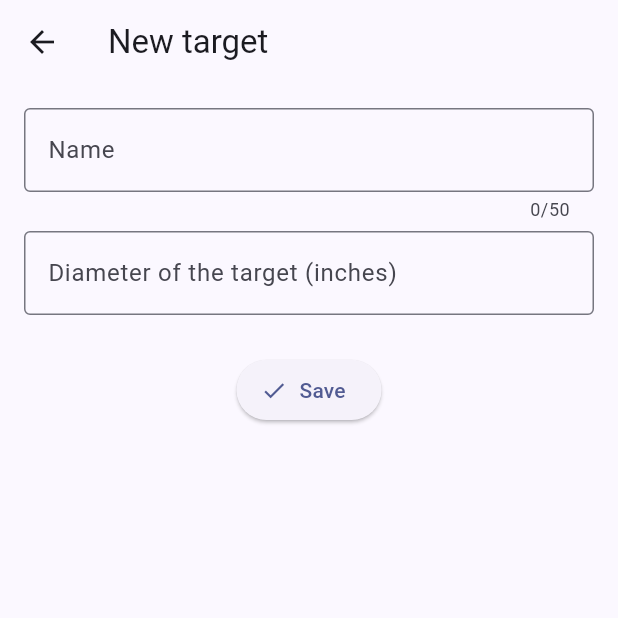
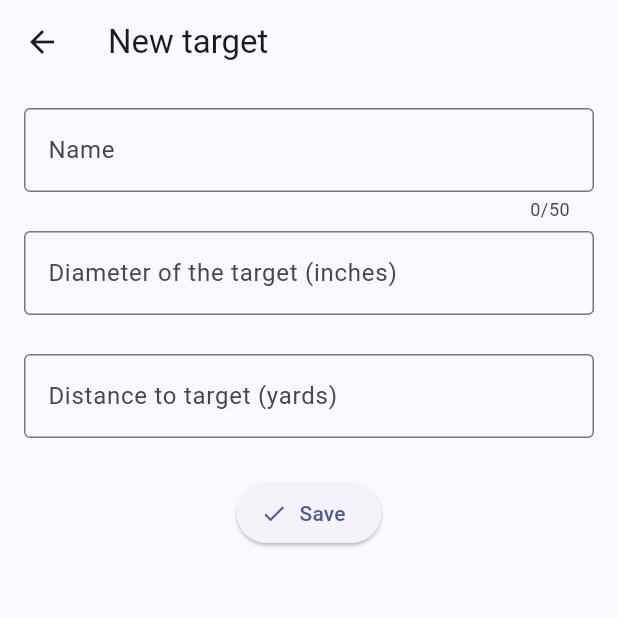
Before and after one commit to dmacedonski/sight-calibrator, a Flutter app: the screen it shows after launch, item 3 of the bottom bar chosen, after a tap on the "add" icon, on a phone screen of 412 x 824 dp, the top half of it. Run offline on Flutter 3.47's test engine with Material 2 defaults, Android fonts, the phone set to English and light mode, and no system bars; our stand-ins replace camera, floor, sqflite; accounts and stored records are empty; generated files the repository leaves out were written again.

```diff
--- a/lib/data/target.dart
+++ b/lib/data/target.dart
@@ -6,10 +6,12 @@ class Target {
   final int? id;
   final String name;
   final double size;
+  final double distance;
 
-  Target(this.id, this.name, this.size);
+  Target(this.id, this.name, this.size, this.distance);
 
-  factory Target.create(String name, double size) => Target(null, name, size);
+  factory Target.create(String name, double size, double distance) =>
+      Target(null, name, size, distance);
 }
 
 @dao
--- a/lib/main.dart
+++ b/lib/main.dart
@@ -1,3 +1,4 @@
+import 'package:camera/camera.dart';
 import 'package:flutter/material.dart';
 import 'package:sight_calibrator/data/app_database.dart';
 import 'package:sight_calibrator/main_activity.dart';
@@ -6,20 +7,24 @@ Future<void> main() async {
   WidgetsFlutterBinding.ensureInitialized();
   final db =
       await $FloorAppDatabase.databaseBuilder('sight_calibrator.db').build();
-  runApp(MyApp(db: db));
+  final cameras = await availableCameras();
+  final camera = cameras.firstWhere(
+      (element) => element.lensDirection == CameraLensDirection.back);
+  runApp(MyApp(db: db, camera: camera));
 }
 
 class MyApp extends StatelessWidget {
   final AppDatabase db;
+  final CameraDescription camera;
 
-  const MyApp({super.key, required this.db});
+  const MyApp({super.key, required this.db, required this.camera});
 
   @override
   Widget build(BuildContext context) {
     return MaterialApp(
       title: 'Sight Calibrator',
       theme: ThemeData(colorSchemeSeed: Colors.indigo, useMaterial3: true),
-      home: MainActivity(db: db),
+      home: MainActivity(db: db, camera: camera),
     );
   }
 }
--- a/lib/main_activity.dart
+++ b/lib/main_activity.dart
@@ -1,3 +1,4 @@
+import 'package:camera/camera.dart';
 import 'package:flutter/material.dart';
 import 'package:sight_calibrator/data/app_database.dart';
 import 'package:sight_calibrator/scopes_fragment.dart';
@@ -6,8 +7,9 @@ import 'package:sight_calibrator/targets_fragment.dart';
 
 class MainActivity extends StatefulWidget {
   final AppDatabase db;
+  final CameraDescription camera;
 
-  const MainActivity({super.key, required this.db});
+  const MainActivity({super.key, required this.db, required this.camera});
 
   @override
   State<StatefulWidget> createState() => _MainActivityState();
@@ -24,7 +26,9 @@ class _MainActivityState extends State<MainActivity> {
       ),
       body: <Widget>[
         SessionFragment(
-            scopeDao: widget.db.scopeDao, targetDao: widget.db.targetDao),
+            scopeDao: widget.db.scopeDao,
+            targetDao: widget.db.targetDao,
+            camera: widget.camera),
         ScopesFragment(scopeDao: widget.db.scopeDao),
         TargetsFragment(targetDao: widget.db.targetDao),
       ][_selectedFragmentIndex],
--- a/lib/session_fragment.dart
+++ b/lib/session_fragment.dart
@@ -1,13 +1,19 @@
+import 'package:camera/camera.dart';
 import 'package:flutter/material.dart';
 import 'package:sight_calibrator/data/scope.dart';
 import 'package:sight_calibrator/data/target.dart';
+import 'package:sight_calibrator/mark_hits_fragment.dart';
 
 class SessionFragment extends StatefulWidget {
   final ScopeDao scopeDao;
   final TargetDao targetDao;
+  final CameraDescription camera;
 
   const SessionFragment(
-      {super.key, required this.scopeDao, required this.targetDao});
+      {super.key,
+      required this.scopeDao,
+      required this.targetDao,
+      required this.camera});
 
   @override
   State<StatefulWidget> createState() => _SessionFragmentState();
@@ -21,14 +27,17 @@ class _SessionFragmentState extends State<SessionFragment> {
   @override
   Widget build(BuildContext context) {
     return Padding(
-        padding: const EdgeInsets.symmetric(horizontal: 16),
+        padding: const EdgeInsets.all(16),
         child: StreamBuilder(
           stream: widget.scopeDao.findAll(),
           builder: (_, scopesSnapshot) {
+            if (!scopesSnapshot.hasData) {
+              return Container();
+            }
             return StreamBuilder(
               stream: widget.targetDao.findAll(),
               builder: (_, targetsSnapshot) {
-                if (!scopesSnapshot.hasData || !targetsSnapshot.hasData) {
+                if (!targetsSnapshot.hasData) {
                   return Container();
                 }
                 final scopes = scopesSnapshot.requireData;
@@ -36,6 +45,8 @@ class _SessionFragmentState extends State<SessionFragment> {
                 if (scopes.isEmpty || targets.isEmpty) {
                   return _buildHelp(context);
                 }
+                _selectedScope = scopes.first;
+                _selectedTarget = targets.first;
                 return _buildForm(context, scopes, targets);
               },
             );
@@ -74,7 +85,7 @@ class _SessionFragmentState extends State<SessionFragment> {
                 labelText: "Scope",
                 border: OutlineInputBorder(),
                 helperText: ""),
-            value: scopes.first,
+            value: _selectedScope,
             items: scopes
                 .map((e) => DropdownMenuItem(value: e, child: Text(e.name)))
                 .toList(),
@@ -98,7 +109,7 @@ class _SessionFragmentState extends State<SessionFragment> {
                 labelText: "Target",
                 border: OutlineInputBorder(),
                 helperText: ""),
-            value: targets.first,
+            value: _selectedTarget,
             items: targets
                 .map((e) => DropdownMenuItem(value: e, child: Text(e.name)))
                 .toList(),
@@ -119,10 +130,11 @@ class _SessionFragmentState extends State<SessionFragment> {
           ElevatedButton(
             onPressed: () {
               if (_formKey.currentState!.validate()) {
-                ScaffoldMessenger.of(context).showSnackBar(const SnackBar(
-                  content: Text("TODO: Go to marking hits screen."),
-                  duration: Duration(seconds: 10),
-                ));
+                Navigator.of(context).push(MaterialPageRoute(
+                    builder: (context) => MarkHitsFragment(
+                        camera: widget.camera,
+                        scope: _selectedScope!,
+                        target: _selectedTarget!)));
               }
             },
             child: const Text("Start calibration"),
--- a/lib/target_fragment.dart
+++ b/lib/target_fragment.dart
@@ -14,6 +14,7 @@ class _TargetFragmentState extends State<TargetFragment> {
   final _formKey = GlobalKey<FormState>();
   final _nameController = TextEditingController();
   final _sizeController = TextEditingController();
+  final _distanceController = TextEditingController();
 
   @override
   Widget build(BuildContext context) {
@@ -43,9 +44,30 @@ class _TargetFragmentState extends State<TargetFragment> {
                   const SizedBox(height: 6),
                   TextFormField(
                     controller: _sizeController,
+                    textInputAction: TextInputAction.next,
+                    decoration: const InputDecoration(
+                        labelText: "Diameter of the target (inches)",
+                        border: OutlineInputBorder(),
+                        helperText: ""),
+                    maxLines: 1,
+                    keyboardType: TextInputType.number,
+                    validator: (String? value) {
+                      if (value == null || value.isEmpty) {
+                        return "Field is required.";
+                      }
+                      if (!RegExp(r"^(\d+\.)?\d+$").hasMatch(value)) {
+                        return "Invalid number.";
+                      }
+                      return null;
+                    },
+                    autovalidateMode: AutovalidateMode.onUserInteraction,
+                  ),
+                  const SizedBox(height: 6),
+                  TextFormField(
+                    controller: _distanceController,
                     textInputAction: TextInputAction.done,
                     decoration: const InputDecoration(
-                        labelText: "Diameter of the target (inches)",
+                        labelText: "Distance to target (yards)",
                         border: OutlineInputBorder(),
                         helperText: ""),
                     maxLines: 1,
@@ -65,8 +87,10 @@ class _TargetFragmentState extends State<TargetFragment> {
                   ElevatedButton.icon(
                     onPressed: () async {
                       if (_formKey.currentState!.validate()) {
-                        Target target = Target.create(_nameController.text,
-                            double.parse(_sizeController.text));
+                        Target target = Target.create(
+                            _nameController.text,
+                            double.parse(_sizeController.text),
+                            double.parse(_distanceController.text));
                         await widget.targetDao.insertOne(target);
                         if (!context.mounted) return;
                         Navigator.of(context).pop();
--- a/lib/targets_fragment.dart
+++ b/lib/targets_fragment.dart
@@ -51,7 +51,7 @@ class _TargetsFragmentState extends State<TargetsFragment> {
                     child: ListTile(
                         title: Text(targets[index].name),
                         subtitle: Text(
-                            "Target diameter: ${targets[index].size} inches.")));
+                            "Target with diameter ${targets[index].size} inches for distance ${targets[index].distance} yards.")));
               });
         },
       ),
--- a/pubspec.yaml
+++ b/pubspec.yaml
@@ -30,6 +30,9 @@ environment:
 dependencies:
   flutter:
     sdk: flutter
+  camera: ^0.10.3+2
+  path_provider: ^2.0.14
+  path: ^1.8.2
 
   # The following adds the Cupertino Icons font to your application.
   # Use with the CupertinoIcons class for iOS style icons.
```
Also changed, not shown: lib/mark_hits_fragment.dart (added, +178 -0 lines), lib/session_summary_fragment.dart (added, +41 -0 lines), lib/data/app_database.g.dart, pubspec.lock, 2 other files.
